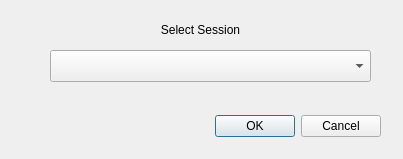
nasa/harmony-qgis, file sessions_dialog.ui: the form before one commit.
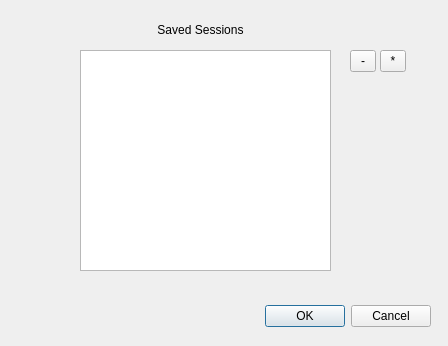
The form after the commit.

Commit message: Get sessions working

Diff of the .ui file:
```diff
--- a/sessions_dialog.ui
+++ b/sessions_dialog.ui
@@ -6,8 +6,8 @@
    <rect>
     <x>0</x>
     <y>0</y>
-    <width>403</width>
-    <height>159</height>
+    <width>448</width>
+    <height>346</height>
    </rect>
   </property>
   <property name="windowTitle">
@@ -16,8 +16,8 @@
   <widget class="QDialogButtonBox" name="buttonBox">
    <property name="geometry">
     <rect>
-     <x>40</x>
-     <y>110</y>
+     <x>90</x>
+     <y>300</y>
      <width>341</width>
      <height>32</height>
     </rect>
@@ -29,16 +29,6 @@
     <set>QDialogButtonBox::Cancel|QDialogButtonBox::Ok</set>
    </property>
   </widget>
-  <widget class="QComboBox" name="comboBox">
-   <property name="geometry">
-    <rect>
-     <x>50</x>
-     <y>50</y>
-     <width>321</width>
-     <height>32</height>
-    </rect>
-   </property>
-  </widget>
   <widget class="QLabel" name="label">
    <property name="geometry">
     <rect>
@@ -49,12 +39,63 @@
     </rect>
    </property>
    <property name="text">
-    <string>Select Session</string>
+    <string>Saved Sessions</string>
    </property>
    <property name="alignment">
     <set>Qt::AlignCenter</set>
    </property>
   </widget>
+  <widget class="QListWidget" name="listWidget">
+   <property name="geometry">
+    <rect>
+     <x>80</x>
+     <y>50</y>
+     <width>251</width>
+     <height>221</height>
+    </rect>
+   </property>
+   <property name="acceptDrops">
+    <bool>true</bool>
+   </property>
+   <property name="dragEnabled">
+    <bool>true</bool>
+   </property>
+   <property name="dragDropMode">
+    <enum>QAbstractItemView::DragDrop</enum>
+   </property>
+   <property name="defaultDropAction">
+    <enum>Qt::MoveAction</enum>
+   </property>
+   <property name="sortingEnabled">
+    <bool>true</bool>
+   </property>
+  </widget>
+  <widget class="QToolButton" name="deletebutton">
+   <property name="geometry">
+    <rect>
+     <x>350</x>
+     <y>50</y>
+     <width>26</width>
+     <height>22</height>
+    </rect>
+   </property>
+   <property name="text">
+    <string>-</string>
+   </property>
+  </widget>
+  <widget class="QToolButton" name="renameButton">
+   <property name="geometry">
+    <rect>
+     <x>380</x>
+     <y>50</y>
+     <width>26</width>
+     <height>22</height>
+    </rect>
+   </property>
+   <property name="text">
+    <string>*</string>
+   </property>
+  </widget>
  </widget>
  <resources/>
  <connections>
```
The commit also changes 4 other files.
